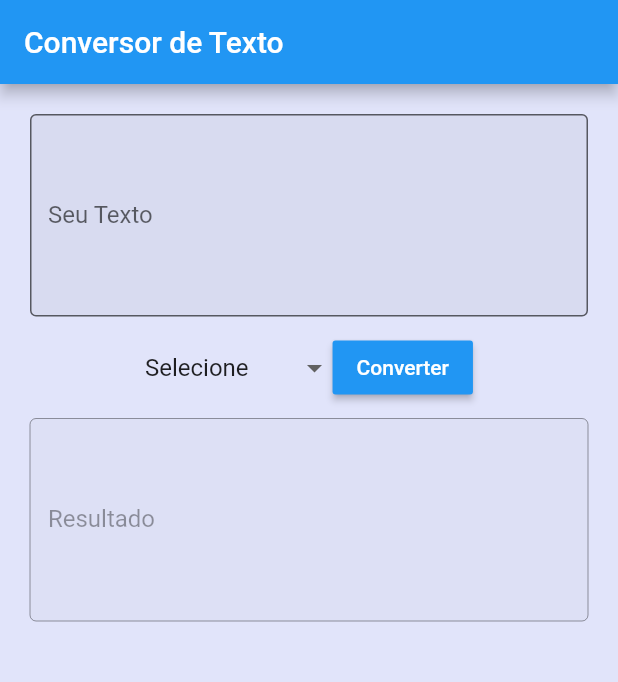
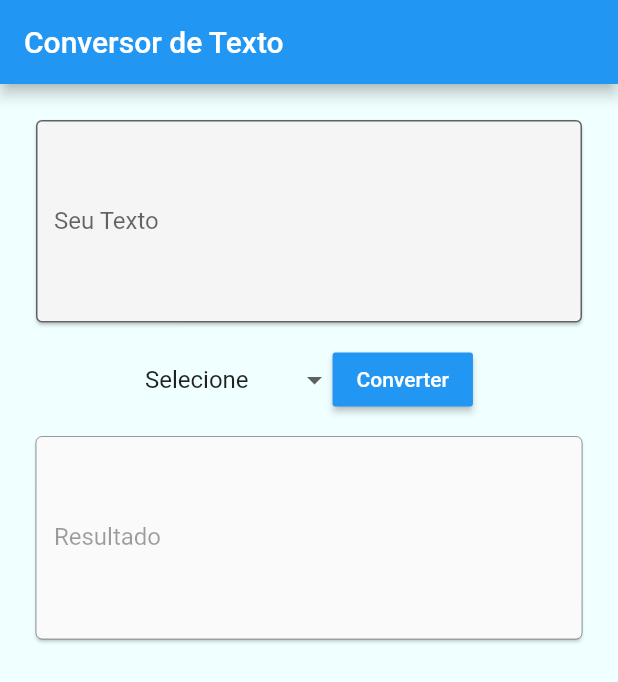
Before and after one commit to LeandroLS-archived/conversor-texto-app, a Flutter app: the screen it shows after launch, on a phone screen of 412 x 824 dp. Shown: the top 682 px of the screen. Run offline on Flutter 3.47's test engine with Material 2 defaults, Android fonts, the phone set to English and light mode, and no system bars.

Commit message:
melhorando aparencia

```diff
--- a/lib/main.dart
+++ b/lib/main.dart
@@ -19,7 +19,7 @@ class _State extends State<MyApp> {
         accentColor: Colors.green,
       ),
       home: Scaffold(
-        backgroundColor: const Color(0xffe1e4fa),
+        backgroundColor: const Color(0xfff0ffff),
         appBar: AppBar(
           title: Text('Conversor de Texto'),
         ),
--- a/lib/widgets/text_areas.dart
+++ b/lib/widgets/text_areas.dart
@@ -40,7 +40,8 @@ class _TextAreasState extends State<TextAreas> {
           key: _formKey,
           child: Column(
             children: <Widget>[
-              TextFormField(
+              Card(
+                child: TextFormField(
                   maxLines: 5,
                   decoration: InputDecoration(
                     border: const OutlineInputBorder(),
@@ -58,6 +59,7 @@ class _TextAreasState extends State<TextAreas> {
                     this._userText = text;
                     print("First text field: $text");
                   },
+                ),
               ),
               Container(
                 margin: EdgeInsets.all(10),
@@ -107,7 +109,8 @@ class _TextAreasState extends State<TextAreas> {
             ],
           ),
         ),
-        TextFormField(
+        Card(
+          child: TextFormField(
             maxLines: 5,
             controller: _myController,
             enabled: false,
@@ -117,6 +120,7 @@ class _TextAreasState extends State<TextAreas> {
               labelText: 'Resultado',
             ),
           ),
+        ),
       ],
     );
   }
```
Lines whose indentation alone changed are shown as unchanged.
